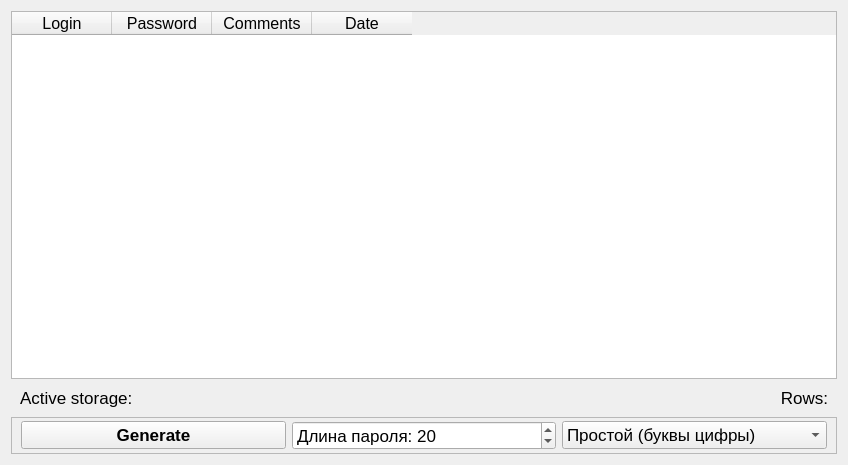
This is AppCore/widget.ui in nawww83/AllPass as Qt 5 draws it before an edit. The edited form follows.
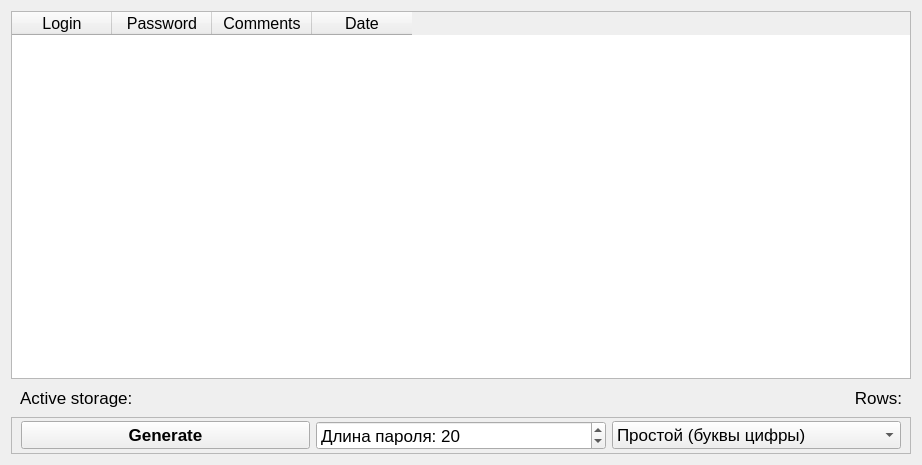
This is the edited form.

Diff of the .ui file:
```diff
--- a/AppCore/widget.ui
+++ b/AppCore/widget.ui
@@ -6,7 +6,7 @@
    <rect>
     <x>0</x>
     <y>0</y>
-    <width>848</width>
+    <width>922</width>
     <height>465</height>
    </rect>
   </property>
```
